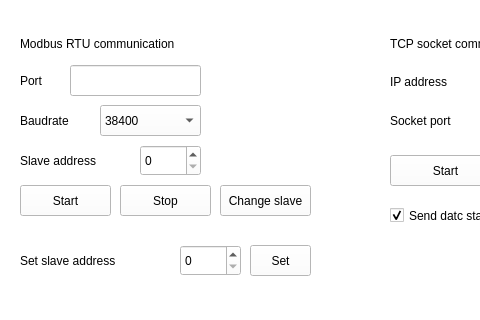
Above: ui/gripper_window.ui from PlanA2G/datc_user_interface before the change; both pictures show x 0 to 480 and y 325 to 645 of the 646 by 645 pixel window. Below: the same form after it.
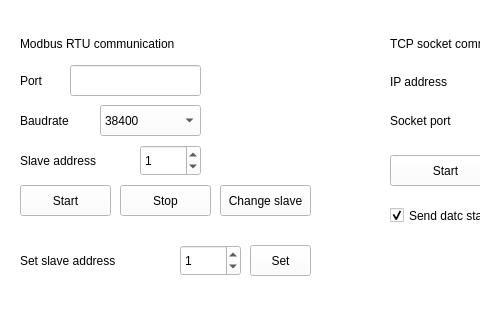
That is the form after the change.

Commit message: update: tcp socket connection by gui

```diff
--- a/ui/gripper_window.ui
+++ b/ui/gripper_window.ui
@@ -1161,6 +1161,9 @@
       <height>31</height>
      </rect>
     </property>
+    <property name="value">
+     <number>1</number>
+    </property>
    </widget>
    <widget class="QPushButton" name="pushButton_modbus_start">
     <property name="geometry">
@@ -1223,6 +1226,9 @@
       <height>31</height>
      </rect>
     </property>
+    <property name="value">
+     <number>1</number>
+    </property>
    </widget>
    <widget class="QPushButton" name="pushButton_modbus_set_slave_addr">
     <property name="geometry">
```
Left out of the diff: 5 changed lines with no effect on the pictures. The commit also changes 6 other files.
